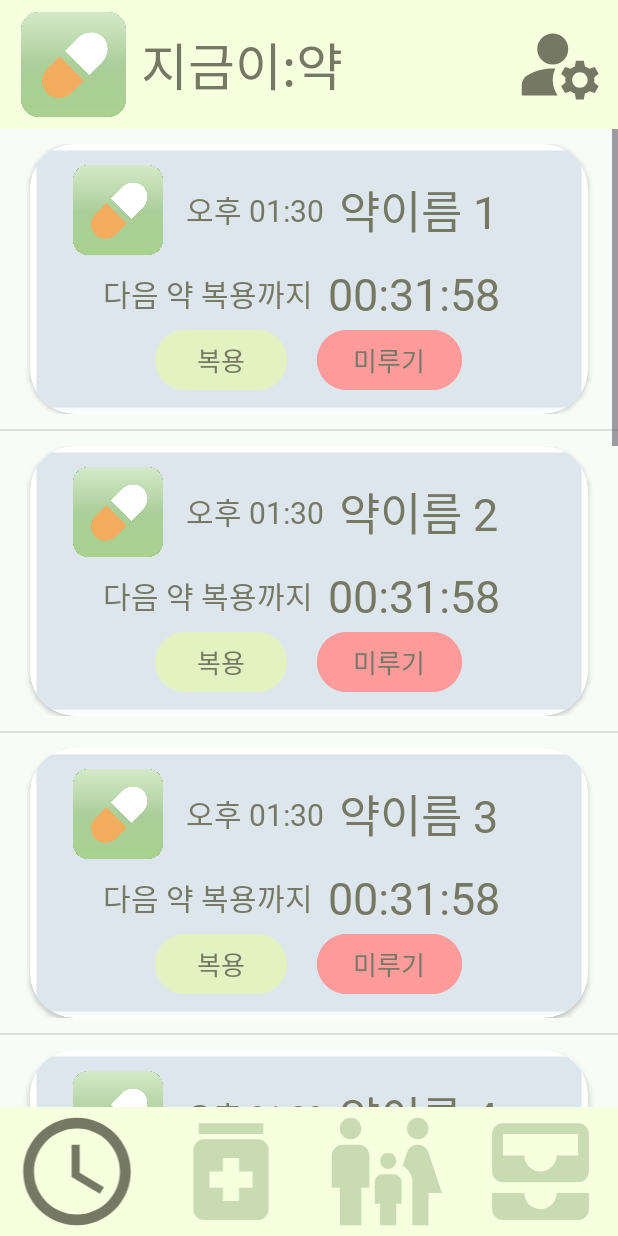
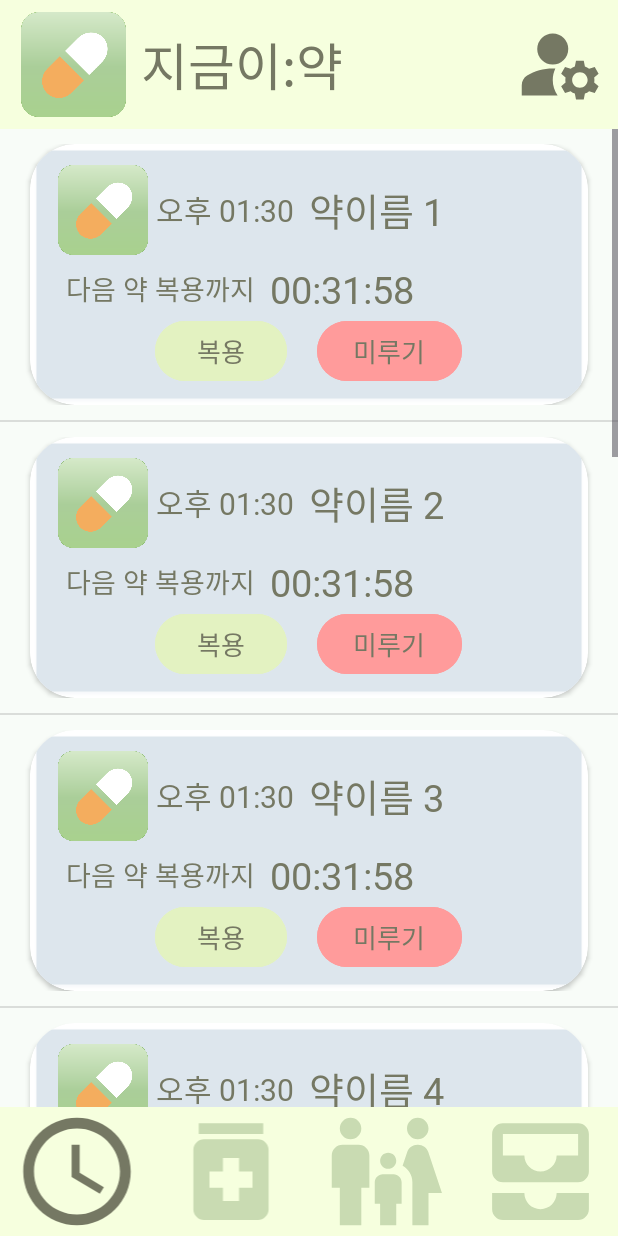
Before and after one commit to ysparrk/e-yak, an Android app: the AlarmFragment screen opened directly, with no data from a screen before it, on a phone screen of 412 x 824 dp. Run offline under Robolectric (Android 15) with nearby library versions, the phone set to English and light mode, and no system bars.

Commit message:
adjust: 알랍 탭 아이템 크기 조정

```diff
--- a/EYAK(rev2)/app/src/main/res/layout/alarm_tab_list_view_item.xml
+++ b/EYAK(rev2)/app/src/main/res/layout/alarm_tab_list_view_item.xml
@@ -26,9 +26,9 @@
                 android:layout_width="match_parent"
                 android:layout_height="wrap_content"
                 android:orientation="horizontal"
-                android:paddingLeft="20dp"
+                android:paddingLeft="10dp"
                 android:paddingTop="5dp"
-                android:paddingRight="20dp"
+                android:paddingRight="10dp"
                 android:paddingBottom="5dp">
 
                 <ImageView
@@ -42,7 +42,7 @@
                     android:layout_width="wrap_content"
                     android:layout_height="wrap_content"
                     android:layout_gravity="center_vertical"
-                    android:layout_marginStart="15dp"
+                    android:layout_marginStart="5dp"
                     android:fontFamily="@font/tmoney_regular"
                     android:text="오후 1:30"
                     android:textColor="#757863"
@@ -57,7 +57,7 @@
                     android:fontFamily="@font/tmoney_bold"
                     android:text="약 이름 1"
                     android:textColor="#757863"
-                    android:textSize="30dp" />
+                    android:textSize="25dp" />
 
             </LinearLayout>
 
@@ -65,17 +65,17 @@
                 android:layout_width="match_parent"
                 android:layout_height="wrap_content"
                 android:orientation="horizontal"
-                android:paddingLeft="20dp">
+                android:paddingLeft="5dp">
 
                 <TextView
                     android:layout_width="wrap_content"
                     android:layout_height="wrap_content"
                     android:layout_gravity="center_vertical"
-                    android:layout_marginStart="20dp"
+                    android:layout_marginStart="10dp"
                     android:fontFamily="@font/tmoney_regular"
                     android:text="다음 약 복용까지"
                     android:textColor="#757863"
-                    android:textSize="20dp" />
+                    android:textSize="18dp" />
 
                 <TextView
                     android:id="@+id/medicine_time_left"
@@ -86,7 +86,7 @@
                     android:fontFamily="@font/tmoney_regular"
                     android:text="00:31:58"
                     android:textColor="#757863"
-                    android:textSize="30dp" />
+                    android:textSize="25dp" />
 
             </LinearLayout>
 
```
